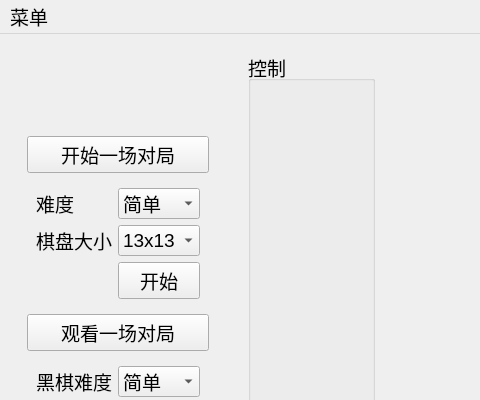
Before: the Qt Designer form gobang/integrate_gui/ui_mainwindow.ui in Artistzq/Gobang, drawn with Qt 5; both pictures show x 0 to 480 and y 0 to 400 of the 1128 by 837 pixel window.
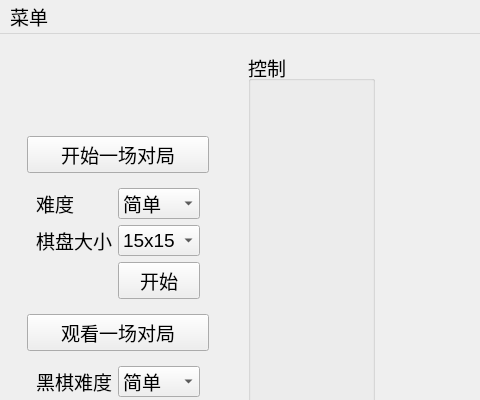
After: the same form once the commit is applied.

What changed in the file:
```diff
--- a/gobang/integrate_gui/ui_mainwindow.ui
+++ b/gobang/integrate_gui/ui_mainwindow.ui
@@ -99,7 +99,12 @@
               <widget class="QComboBox" name="cb_pve_size">
                <item>
                 <property name="text">
-                 <string>13x13</string>
+                 <string>15x15</string>
+                </property>
+               </item>
+               <item>
+                <property name="text">
+                 <string>8x8</string>
                 </property>
                </item>
               </widget>
```
